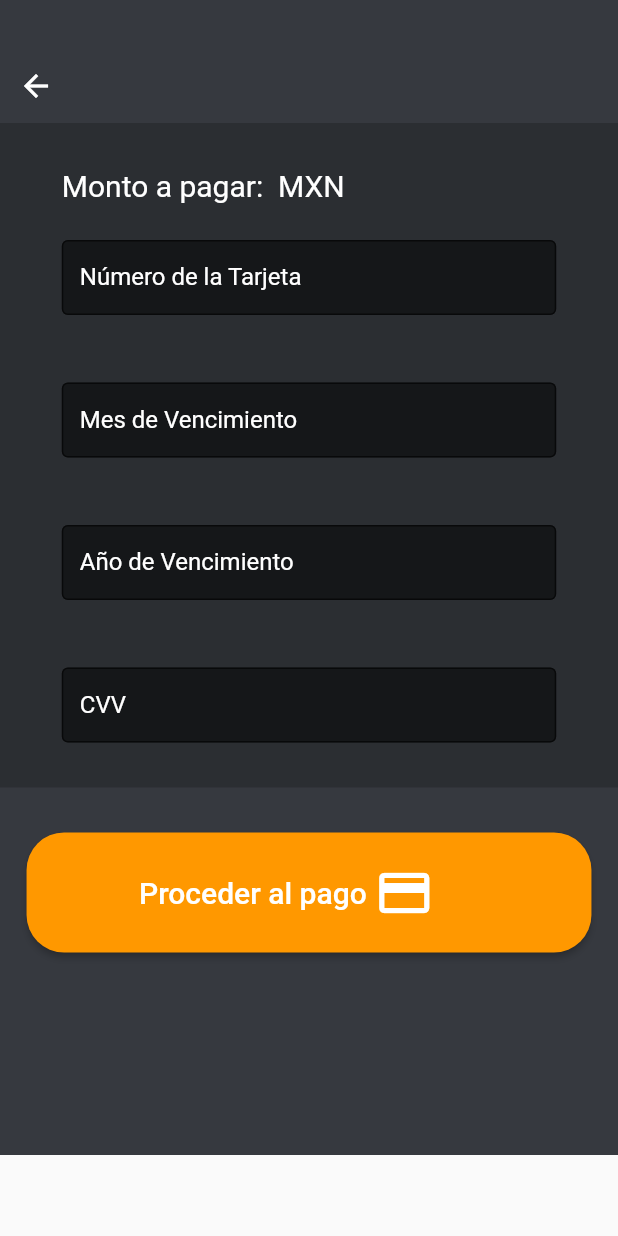
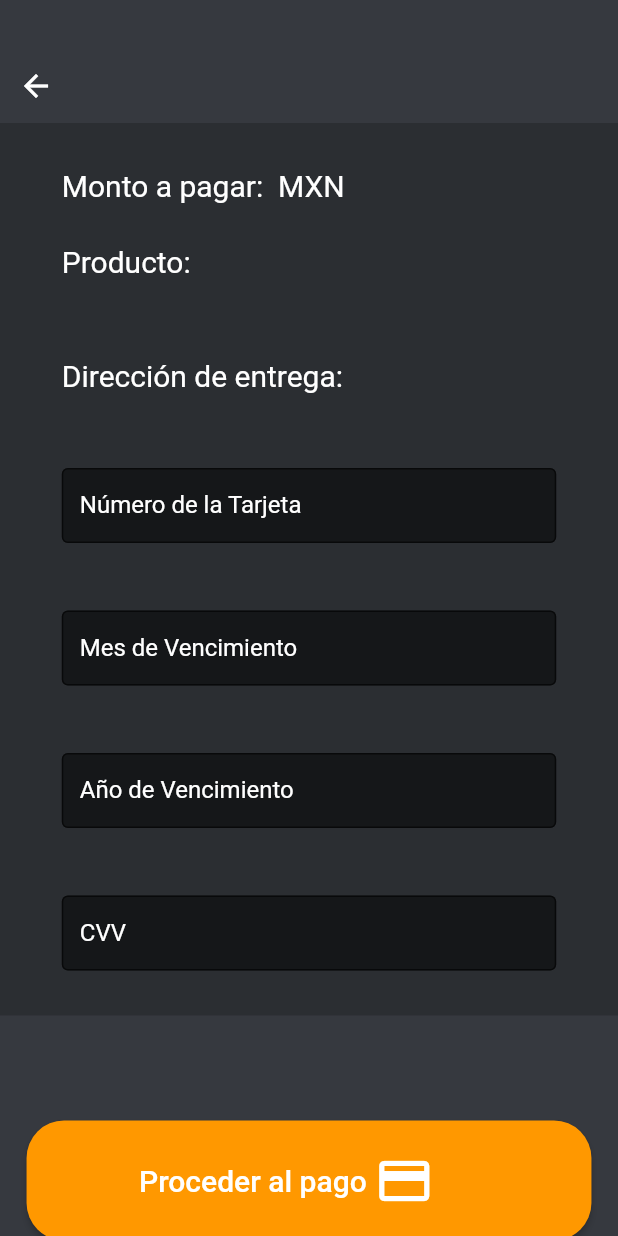
Before and after one commit to Warlocko/metro_mobile, a Flutter app: the MmPurchaseStateful screen opened directly with empty values, on a phone screen of 412 x 824 dp. Run offline on Flutter 3.47's test engine with Material 2 defaults, Android fonts, the phone set to English and light mode, and no system bars; our stand-ins replace cloud_firestore, firebase_auth, flutter_spinkit; accounts and stored records are empty; network calls fail.

Commit message:
Se suben pedidos a la base de datos

```diff
--- a/lib/product.dart
+++ b/lib/product.dart
@@ -7,8 +7,9 @@ class MmProductStateful extends StatefulWidget {
   final String description;
   final String price;
   final String image;
+  final String uid;
 
-  MmProductStateful(this.name,this.description,this.price,this.image);
+  MmProductStateful(this.name,this.description,this.price,this.image,this.uid);
 
   @override
   MmProduct createState() => MmProduct();
@@ -83,7 +84,7 @@ class MmProduct extends State<MmProductStateful> {
                   const SizedBox(height: 25),
                   RaisedButton(
                     onPressed: () => Navigator.push(context, MaterialPageRoute(builder: (context) =>
-                        MmPurchaseStateful(widget.price)
+                        MmPurchaseStateful(widget.price,widget.uid,widget.name)
 
                     )),
                     color: Colors.orange,
--- a/lib/purchase.dart
+++ b/lib/purchase.dart
@@ -1,35 +1,32 @@
 import 'package:flutter/cupertino.dart';
 import 'package:flutter/material.dart';
 import 'package:metromobile/confirmation.dart';
+import 'package:metromobile/database.dart';
+import 'package:metromobile/UserM.dart';
+import 'package:metromobile/loading.dart';
 import 'Dart:math';
 
 import './stripe/stripe_provider.dart';
 
 class MmPurchaseStateful extends StatefulWidget {
-
   //PARA RECIBIR DE OTRA CLASE DART CON EL NAVIGATOR
   final String price;
-  MmPurchaseStateful(this.price);
+  final String uid;
+  final String product;
+  MmPurchaseStateful(this.price, this.uid, this.product);
 
   @override
   MmPurchase createState() => MmPurchase();
 }
 
-
-
-
 class MmPurchase extends State<MmPurchaseStateful> {
   final _formKey = GlobalKey<FormState>();
-
-
-
 
   //PARA ACTUALIZAR EN TIEMPO REAL SEGUN EL INPUT LAS VARIABLES
   final myControllerCVC = TextEditingController();
   final myControllerNumCard = TextEditingController();
   final myControllerMonEXP = TextEditingController();
   final myControllerYeaEXP = TextEditingController();
-
 
   @override
   //PARA ACTUALIZAR EN TIEMPO REAL SEGUN EL INPUT LAS VARIABLES
@@ -45,25 +42,26 @@ class MmPurchase extends State<MmPurchaseStateful> {
   //PARA LIGAR LAS VARIABLES RECIBIDAS A LA SCREEN
   void initState() {
     super.initState();
-  _monto               = soloNumeros(widget.price); //Recibe en 9000 <= 90,00
-  _montoDetallado               = montoMoneda(widget.price);
+    _monto = soloNumeros(widget.price); //Recibe en 9000 <= 90,00
+    _montoDetallado = montoMoneda(widget.price);
   }
+
   //MONTO LO RECIBE DE LA VENTANA ANTERIOR
   //widget.price
-  String _monto               = "5000";
-  String _montoDetallado               = "XXXX MXN";
+  String _monto = "5000";
+  String _montoDetallado = "XXXX MXN";
 
   //VARIABLES PARA EL POST DE STRIPE ETC
-  var _stripe                 = new Stripe();
+  var _stripe = new Stripe();
 
-  String _token               = 'Sin token';
+  String _token = 'Sin token';
+  String error = '';
 
   //API KEY
-  String _secretKey           = 'sk_test_51Gtj5lKf7cAo5ARcqjaml25p8AVC1CXUXxjz1cIhqTw4gH42QBUgurPSgfvHxF3Xn9gNDFYqdCgJa0Z0w4TO3uvW00MofyGXG4';//<-- your secretKey
+  String _secretKey =
+      'sk_test_51Gtj5lKf7cAo5ARcqjaml25p8AVC1CXUXxjz1cIhqTw4gH42QBUgurPSgfvHxF3Xn9gNDFYqdCgJa0Z0w4TO3uvW00MofyGXG4'; //<-- your secretKey
 
-
-
-  String _concepto            = 'Pago a Metromobile ';
+  String _concepto = 'Pago a Metromobile ';
 
   DateTime now = DateTime.now();
   @override
@@ -82,16 +80,20 @@ class MmPurchase extends State<MmPurchaseStateful> {
     };
 
     MaterialColor myGrey = MaterialColor(0xFF36393F, grayDisc);
+    return StreamBuilder<UserData>(
+        stream: DatabaseService(uid: widget.uid).userData,
+        builder: (context, snapshot) {
+          if (snapshot.hasData) {
+
+            var userData = snapshot.data;
+
             return Scaffold(
                 body: SingleChildScrollView(
                     child: Container(
               width: double.infinity,
-      height: 770,
+              height: 900,
               color: myGrey,
               child: Column(children: <Widget>[
-
-
-
                 Container(
                     height: 50,
                     width: double.infinity,
@@ -115,23 +117,40 @@ class MmPurchase extends State<MmPurchaseStateful> {
                         child: Form(
                             key: _formKey,
                             child: Column(children: <Widget>[
-
                               //RECUPERA EL MONTO A PAGAR
                               Container(
                                   margin: EdgeInsets.only(bottom: 20),
                                   height: 28,
-                          width: MediaQuery.of(context).size.width * 0.80,
+                                  width:
+                                      MediaQuery.of(context).size.width * 0.80,
                                   child: Text(
-                             'Monto a pagar: $_montoDetallado MXN'  ,
-                                  style: TextStyle(color: Colors.white, fontSize: 20)
-                          )),
-
+                                      'Monto a pagar: $_montoDetallado MXN',
+                                      style: TextStyle(
+                                          color: Colors.white, fontSize: 20))),
+                              Container(
+                                  margin: EdgeInsets.only(bottom: 20),
+                                  height: 56,
+                                  width:
+                                      MediaQuery.of(context).size.width * 0.80,
+                                  child: Text(
+                                      'Producto: ${widget.product}',
+                                      style: TextStyle(
+                                          color: Colors.white, fontSize: 20, height: 1.4))),
+                              Container(
+                                  margin: EdgeInsets.only(bottom: 20),
+                                  height: 56,
+                                  width:
+                                      MediaQuery.of(context).size.width * 0.80,
+                                  child: Text(
+                                      'Dirección de entrega: ${userData.address}',
+                                      style: TextStyle(
+                                          color: Colors.white, fontSize: 20, height: 1.4))),
                               Container(
                                   margin: EdgeInsets.only(bottom: 45),
                                   height: 50,
-                          width: MediaQuery.of(context).size.width * 0.80,
+                                  width:
+                                      MediaQuery.of(context).size.width * 0.80,
                                   child: TextFormField(
-
                                     //PARA ACTUALIZAR LAS VARIABLES EN TIEMPO REAL
                                     controller: myControllerNumCard,
 
@@ -141,7 +160,8 @@ class MmPurchase extends State<MmPurchaseStateful> {
                                       filled: true,
                                       border: OutlineInputBorder(),
                                       fillColor: Colors.black.withOpacity(0.5),
-                              labelStyle: TextStyle(color: Colors.white),
+                                      labelStyle:
+                                          TextStyle(color: Colors.white),
                                       labelText: 'Número de la Tarjeta',
                                     ),
                                     validator: (value) {
@@ -152,20 +172,20 @@ class MmPurchase extends State<MmPurchaseStateful> {
                                     },
                                   )),
                               Container(
-                          width: MediaQuery.of(context).size.width * 0.80,
+                                  width:
+                                      MediaQuery.of(context).size.width * 0.80,
                                   margin: EdgeInsets.only(bottom: 45),
                                   height: 50,
                                   child: TextFormField(
-
                                     controller: myControllerMonEXP,
-
                                     style: TextStyle(color: Colors.white),
                                     keyboardType: TextInputType.datetime,
                                     decoration: InputDecoration(
                                       filled: true,
                                       border: OutlineInputBorder(),
                                       fillColor: Colors.black.withOpacity(0.5),
-                              labelStyle: TextStyle(color: Colors.white),
+                                      labelStyle:
+                                          TextStyle(color: Colors.white),
                                       labelText: 'Mes de Vencimiento',
                                     ),
                                     validator: (value) {
@@ -178,18 +198,18 @@ class MmPurchase extends State<MmPurchaseStateful> {
                               Container(
                                   margin: EdgeInsets.only(bottom: 45),
                                   height: 50,
-                          width: MediaQuery.of(context).size.width * 0.80,
+                                  width:
+                                      MediaQuery.of(context).size.width * 0.80,
                                   child: TextFormField(
-
                                     controller: myControllerYeaEXP,
-
                                     style: TextStyle(color: Colors.white),
                                     keyboardType: TextInputType.number,
                                     decoration: InputDecoration(
                                       filled: true,
                                       border: OutlineInputBorder(),
                                       fillColor: Colors.black.withOpacity(0.5),
-                              labelStyle: TextStyle(color: Colors.white),
+                                      labelStyle:
+                                          TextStyle(color: Colors.white),
                                       labelText: 'Año de Vencimiento',
                                     ),
                                     validator: (value) {
@@ -200,14 +220,11 @@ class MmPurchase extends State<MmPurchaseStateful> {
                                     },
                                   )),
                               Container(
-
-                          width: MediaQuery.of(context).size.width * 0.80,
+                                  width:
+                                      MediaQuery.of(context).size.width * 0.80,
                                   height: 50,
                                   child: TextFormField(
-
                                     controller: myControllerCVC,
-
-
                                     style: TextStyle(color: Colors.white),
                                     obscureText: true,
                                     keyboardType: TextInputType.number,
@@ -215,7 +232,8 @@ class MmPurchase extends State<MmPurchaseStateful> {
                                       filled: true,
                                       border: OutlineInputBorder(),
                                       fillColor: Colors.black.withOpacity(0.5),
-                              labelStyle: TextStyle(color: Colors.white),
+                                      labelStyle:
+                                          TextStyle(color: Colors.white),
                                       labelText: 'CVV',
                                     ),
                                     validator: (value) {
@@ -225,44 +243,50 @@ class MmPurchase extends State<MmPurchaseStateful> {
                                       return null;
                                     },
                                   )),
-
-
-
                             ])))),
+                SizedBox(height: 12.0),
+                    Text(
+                      error,
+                      style: TextStyle(color: Colors.red, fontSize: 14.0),
+                    ),
+                SizedBox(height: 12.0),
                 RaisedButton(
-
                     onPressed: () {
-
-              //PREPARA DATOS PARA EL POST A STRIPE
-              _concepto = _concepto+now.toString();
-              _concepto = _concepto+" Monto: "+_montoDetallado+" MXN";
-
+                      if(userData.address=='Sin registrar'){
+                        setState(() {error = 'Por favor registra una dirección primero.';});
+                      }else{
+                        _concepto = _concepto + now.toString();
+                        _concepto =
+                        _concepto + " Monto: " + _montoDetallado + " MXN";
 
                       //EMPEZAR EL PAGO PEDIR UN TOKEN
-                  getToken();
-
-
+                        getToken(userData);
+                      }
+                      //PREPARA DATOS PARA EL POST A STRIPE
 
                     },
                     color: Colors.orange,
-            shape:
-                RoundedRectangleBorder(borderRadius: BorderRadius.circular(25)),
-            padding: EdgeInsets.only(top: 20, bottom: 20, left: 75, right: 75),
+                    shape: RoundedRectangleBorder(
+                        borderRadius: BorderRadius.circular(25)),
+                    padding: EdgeInsets.only(
+                        top: 20, bottom: 20, left: 75, right: 75),
                     child: Container(
                         width: MediaQuery.of(context).size.width * 0.55,
                         child: Row(
                           children: <Widget>[
-                     Text('Proceder al pago '  ,
-                        style: TextStyle(color: Colors.white, fontSize: 20)),
-                    Icon(Icons.credit_card, color: Colors.white, size: 40)
+                            Text('Proceder al pago ',
+                                style: TextStyle(
+                                    color: Colors.white, fontSize: 20)),
+                            Icon(Icons.credit_card,
+                                color: Colors.white, size: 40)
                           ],
-                )
-            ))
+                        )))
               ]),
             )));
-
-
-
+          } else {
+            return Loading();
+          }
+        });
   }
 
   /*
@@ -276,27 +300,27 @@ class MmPurchase extends State<MmPurchaseStateful> {
   // cvc: 123
   // mes: 12    año:  2024
 
-
-  //tarjeta: 5555 5555 5555 4444
+  //tarjeta: 5555555555554444
   // cvc: 000
   // mes: 04    año:  2030
 
-  void getToken()  {
-    _stripe.cardToken(myControllerNumCard.text,myControllerYeaEXP.text,
-        myControllerMonEXP.text,myControllerCVC.text,
-        _secretKey).then((data){
+  void getToken(UserData userData) {
+    _stripe
+        .cardToken(myControllerNumCard.text, myControllerYeaEXP.text,
+            myControllerMonEXP.text, myControllerCVC.text, _secretKey)
+        .then((data) {
       setState(() {
-
         print(data);
-        if(data.contains('"error"')){
+        if (data.contains('"error"')) {
           _token = "Error en los datos de la tarjeta, favor de verificarlos";
           print("Error detectado en los datos de la tarheta por Stripe!");
-
 
           // set up the button
           Widget okButton = FlatButton(
             child: Text("OK"),
-            onPressed: () {Navigator.pop(context); },
+            onPressed: () {
+              Navigator.pop(context);
+            },
           );
 
           // set up the AlertDialog
@@ -315,69 +339,59 @@ class MmPurchase extends State<MmPurchaseStateful> {
               return alert;
             },
           );
-
-
-        }
-        else {
+        } else {
           _token = data;
-          setCharge();
-
-
-
-
-
+          setCharge(userData);
         }
       });
-
-
-
     });
   }
-  void setCharge(){
+
+  void setCharge(UserData userData) {
     var orderID = "";
     //GENERAR UNA ORDEN DE PEDIDO
     var rng = new Random();
     var l = new List.generate(12, (_) => rng.nextInt(9));
 
-    for (int i = 0; i<l.length;i++){
-      orderID = orderID +l[i].toString();
+    for (int i = 0; i < l.length; i++) {
+      orderID = orderID + l[i].toString();
     }
 
-    _concepto = _concepto+", Pedido #"+orderID;
+    _concepto = _concepto + ", Pedido #" + orderID;
 
     //usa _token para autorizar el pago
-    if (_token=='Sin token'|| _token=="Error en los datos de la tarjeta, favor de verificarlos"){print('No puedes realizar pago');
-
-    }
-    else{
-      _stripe.createCharge(_token,_monto,_concepto,_secretKey).then((data){
+    if (_token == 'Sin token' ||
+        _token == "Error en los datos de la tarjeta, favor de verificarlos") {
+      print('No puedes realizar pago');
+    } else {
+      _stripe.createCharge(_token, _monto, _concepto, _secretKey).then((data) {
         setState(() {
-
           //MANDAR A LA OTRA PANTALLA
           //data seria el comprobate de pago
-          confirmed(orderID);
+          confirmed(orderID, userData);
         });
-
       });
     }
   }
 
   //PREPARA LOS DATOS PARA STRIPE
-      String soloNumeros(String str){
+  String soloNumeros(String str) {
     //$ 5,000.00 MXN
-       var result = str.replaceAll(new RegExp(r'[^\w\s]+'),'');
+    var result = str.replaceAll(new RegExp(r'[^\w\s]+'), '');
     return result;
   }
 
-      String montoMoneda(String str){
+  String montoMoneda(String str) {
     var result = widget.price;
     return result;
   }
 
-      void confirmed(String orderID){
-
+  void confirmed(String orderID, UserData userData) {
     //enviar token de pago
-
-        Navigator.push(context, MaterialPageRoute(builder: (context) => MmConfirmationStateful(orderID)));
+    DatabaseService().updateOrderData(orderID, widget.product, userData.uid, userData.name, userData.address, _montoDetallado, now.toString());
+    Navigator.push(
+        context,
+        MaterialPageRoute(
+            builder: (context) => MmConfirmationStateful(orderID)));
   }
 }
```
Also changed, not shown: lib/category.dart (+11 -6 lines), lib/confirmation.dart (+4 -15 lines), lib/database.dart (+12 -0 lines), lib/store.dart (+4 -3 lines). Lines whose indentation alone changed are shown as unchanged.
